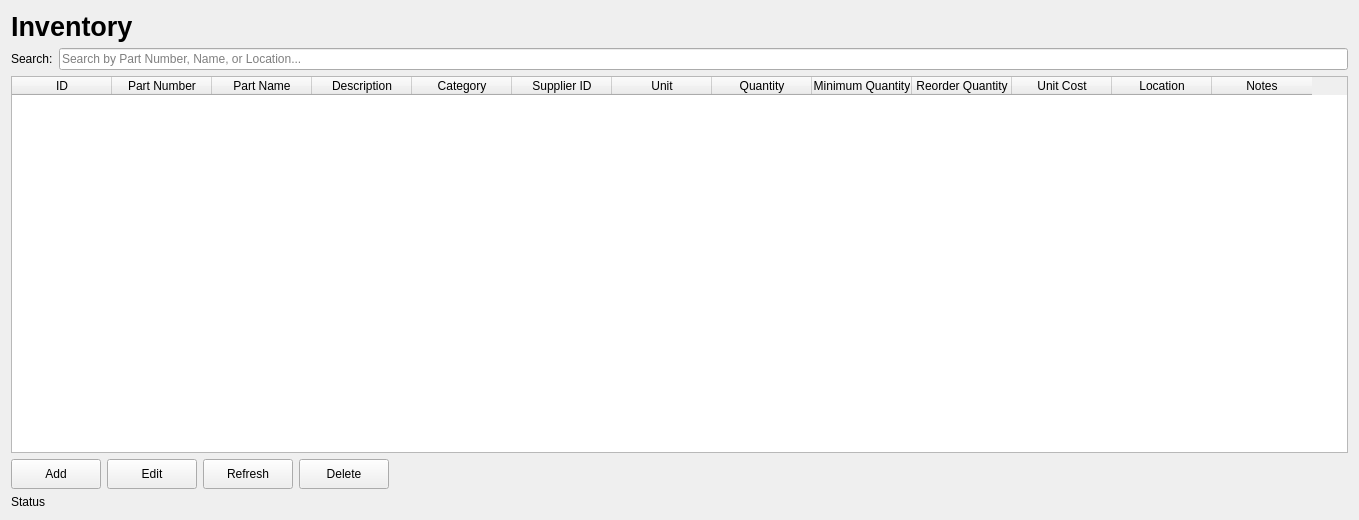
Before: the Qt Designer form app/ui/forms/inventory_page.ui in Apie-dup/MaintenanceSystem, drawn with Qt 5.
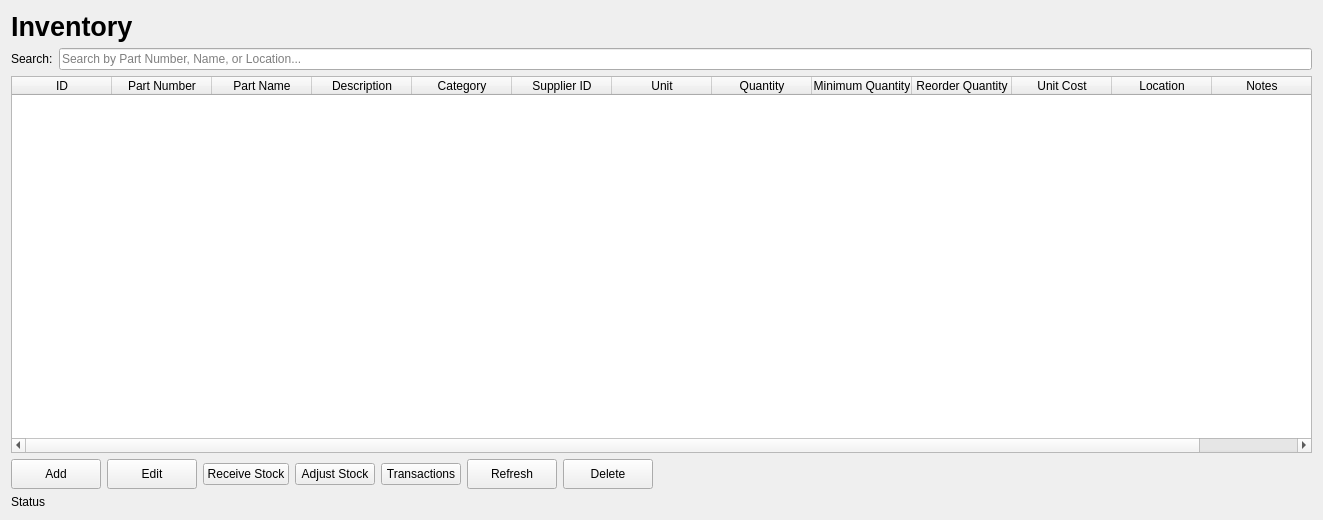
After: the same form once the commit is applied.

Commit message: Add Stock Handeling

What changed in the file:
```diff
--- a/app/ui/forms/inventory_page.ui
+++ b/app/ui/forms/inventory_page.ui
@@ -6,7 +6,7 @@
    <rect>
     <x>0</x>
     <y>0</y>
-    <width>1359</width>
+    <width>1323</width>
     <height>520</height>
    </rect>
   </property>
@@ -154,6 +154,27 @@
        </property>
       </widget>
      </item>
+     <item>
+      <widget class="QPushButton" name="btnReceiveStock">
+       <property name="text">
+        <string>Receive Stock</string>
+       </property>
+      </widget>
+     </item>
+     <item>
+      <widget class="QPushButton" name="btnAdjustStock">
+       <property name="text">
+        <string>Adjust Stock</string>
+       </property>
+      </widget>
+     </item>
+     <item>
+      <widget class="QPushButton" name="btnTransactions">
+       <property name="text">
+        <string>Transactions</string>
+       </property>
+      </widget>
+     </item>
      <item>
       <widget class="QPushButton" name="btnRefresh">
        <property name="minimumSize">
```
The commit also changes 40 other files.
